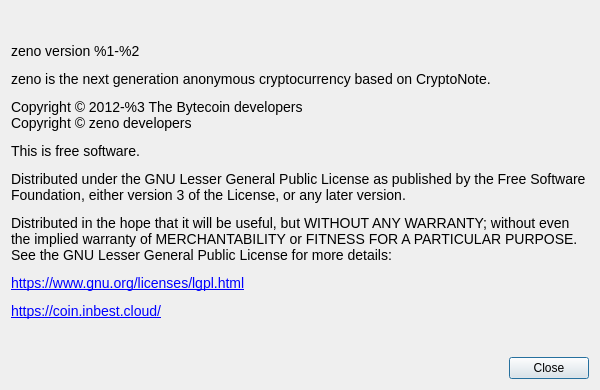
The window that src/Gui/Common/AboutDialog.ui (zeno-project/zeno-gui) describes before a commit, drawn with Qt 5.
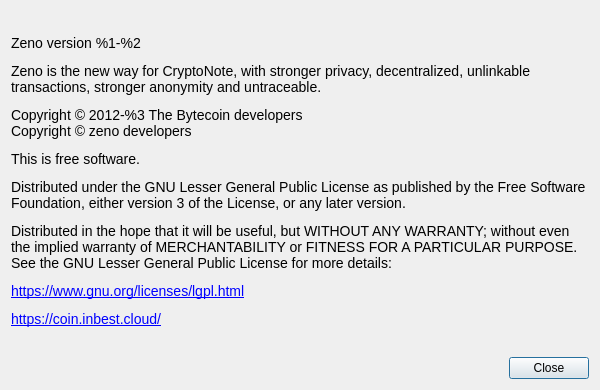
The same window after the commit. Custom widgets are drawn as their Qt base class.

```diff
--- a/src/Gui/Common/AboutDialog.ui
+++ b/src/Gui/Common/AboutDialog.ui
@@ -41,7 +41,7 @@
       </sizepolicy>
      </property>
      <property name="text">
-      <string>&lt;html&gt;&lt;head/&gt;&lt;body&gt;&lt;p&gt;&lt;span style=&quot; font-family:'Open Sans'; font-size:14px;&quot;&gt;zeno version %1-%2&lt;/span&gt;&lt;/p&gt;&lt;p&gt;&lt;span style=&quot; font-family:'Open Sans'; font-size:14px;&quot;&gt;zeno is the next generation anonymous cryptocurrency based on CryptoNote.&lt;/span&gt;&lt;/p&gt;&lt;p&gt;&lt;span style=&quot; font-family:'Open Sans'; font-size:14px;&quot;&gt;Copyright © 2012-%3 The Bytecoin developers&lt;br&gt;Copyright © zeno developers&lt;/span&gt;&lt;/p&gt;&lt;p&gt;&lt;span style=&quot; font-family:'Open Sans'; font-size:14px;&quot;&gt;This is free software.&lt;/span&gt;&lt;/p&gt;&lt;p&gt;&lt;span style=&quot; font-family:'Open Sans'; font-size:14px;&quot;&gt;Distributed under the GNU Lesser General Public License as published by the Free Software Foundation, either version 3 of the License, or any later version.&lt;/span&gt;&lt;/p&gt;&lt;p&gt;&lt;span style=&quot; font-family:'Open Sans'; font-size:14px;&quot;&gt;Distributed in the hope that it will be useful, but WITHOUT ANY WARRANTY; without even the implied warranty of MERCHANTABILITY or FITNESS FOR A PARTICULAR PURPOSE. See the GNU Lesser General Public License for more details:&lt;/span&gt;&lt;/p&gt;&lt;p&gt;&lt;a href=&quot;https://www.gnu.org/licenses/lgpl.html&quot;&gt;&lt;span style=&quot; font-family:'Open Sans'; font-size:14px; text-decoration: underline; color:#0000ff;&quot;&gt;https://www.gnu.org/licenses/lgpl.html&lt;/span&gt;&lt;/a&gt;&lt;/p&gt;&lt;p&gt;&lt;a href=&quot;https://coin.inbest.cloud/&quot;&gt;&lt;span style=&quot; font-family:'Open Sans'; font-size:14px; text-decoration: underline; color:#0000ff;&quot;&gt;https://coin.inbest.cloud/&lt;/span&gt;&lt;/a&gt;&lt;/p&gt;&lt;/body&gt;&lt;/html&gt;</string>
+      <string>&lt;html&gt;&lt;head/&gt;&lt;body&gt;&lt;p&gt;&lt;span style=&quot; font-family:'Open Sans'; font-size:14px;&quot;&gt;Zeno version %1-%2&lt;/span&gt;&lt;/p&gt;&lt;p&gt;&lt;span style=&quot; font-family:'Open Sans'; font-size:14px;&quot;&gt;Zeno is the new way for CryptoNote, with stronger privacy, decentralized, unlinkable transactions, stronger anonymity and untraceable.&lt;/span&gt;&lt;/p&gt;&lt;p&gt;&lt;span style=&quot; font-family:'Open Sans'; font-size:14px;&quot;&gt;Copyright © 2012-%3 The Bytecoin developers&lt;br&gt;Copyright © zeno developers&lt;/span&gt;&lt;/p&gt;&lt;p&gt;&lt;span style=&quot; font-family:'Open Sans'; font-size:14px;&quot;&gt;This is free software.&lt;/span&gt;&lt;/p&gt;&lt;p&gt;&lt;span style=&quot; font-family:'Open Sans'; font-size:14px;&quot;&gt;Distributed under the GNU Lesser General Public License as published by the Free Software Foundation, either version 3 of the License, or any later version.&lt;/span&gt;&lt;/p&gt;&lt;p&gt;&lt;span style=&quot; font-family:'Open Sans'; font-size:14px;&quot;&gt;Distributed in the hope that it will be useful, but WITHOUT ANY WARRANTY; without even the implied warranty of MERCHANTABILITY or FITNESS FOR A PARTICULAR PURPOSE. See the GNU Lesser General Public License for more details:&lt;/span&gt;&lt;/p&gt;&lt;p&gt;&lt;a href=&quot;https://www.gnu.org/licenses/lgpl.html&quot;&gt;&lt;span style=&quot; font-family:'Open Sans'; font-size:14px; text-decoration: underline; color:#0000ff;&quot;&gt;https://www.gnu.org/licenses/lgpl.html&lt;/span&gt;&lt;/a&gt;&lt;/p&gt;&lt;p&gt;&lt;a href=&quot;https://coin.inbest.cloud/&quot;&gt;&lt;span style=&quot; font-family:'Open Sans'; font-size:14px; text-decoration: underline; color:#0000ff;&quot;&gt;https://coin.inbest.cloud/&lt;/span&gt;&lt;/a&gt;&lt;/p&gt;&lt;/body&gt;&lt;/html&gt;</string>
      </property>
      <property name="textFormat">
       <enum>Qt::RichText</enum>
```
Left out of the diff: 2 changed lines with no effect on the pictures.
